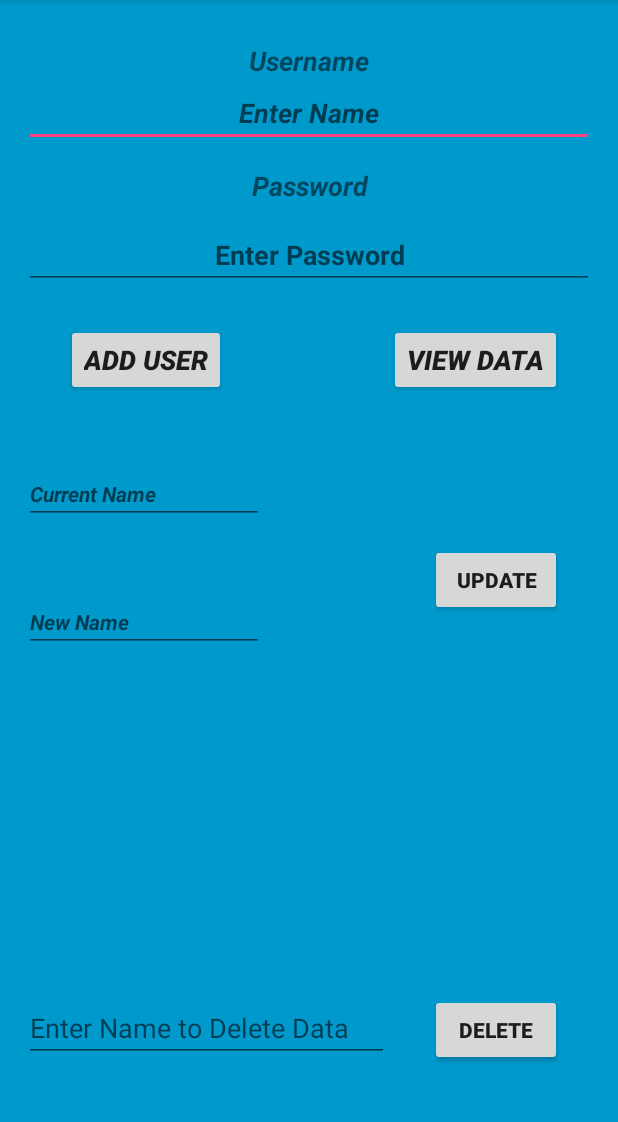
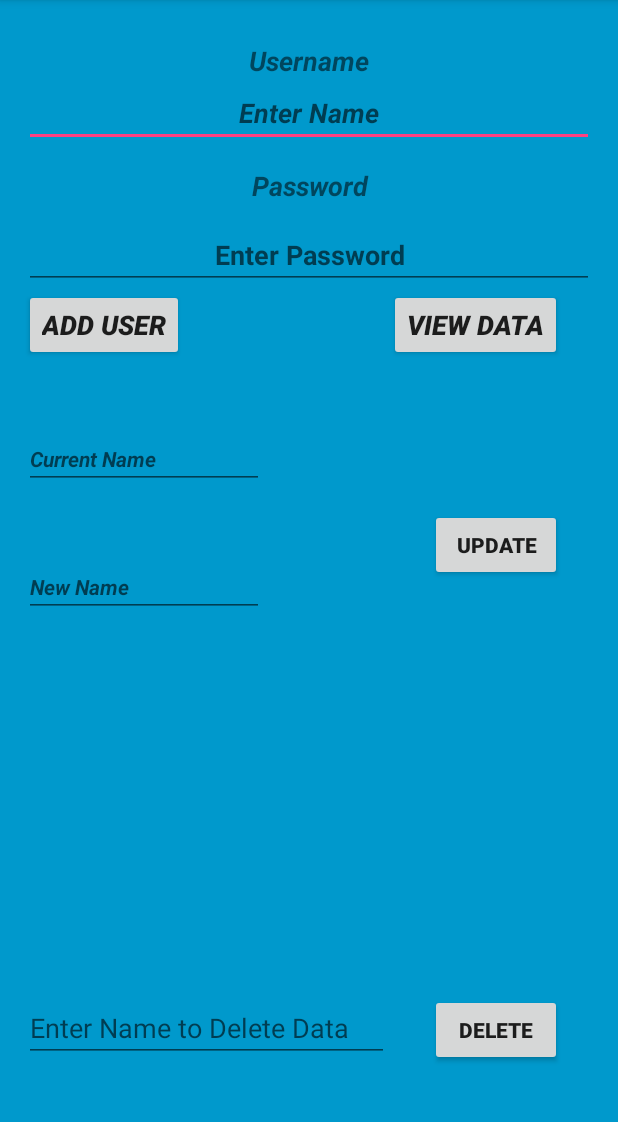
Before and after one commit to BoricMars/SQLiteInsert, an Android app: the screen it shows after launch (MainActivity), after a tap on "UPDATE", on a phone screen of 412 x 824 dp, the part 84-1206 px from its top. Run offline under Robolectric (Android 15) with nearby library versions, the phone set to English and light mode, and no system bars.

Commit message:
Final Commit

```diff
--- a/app/src/main/java/com/example/sqliteinsert/MainActivity.java
+++ b/app/src/main/java/com/example/sqliteinsert/MainActivity.java
@@ -13,14 +13,27 @@ public class MainActivity extends AppCompatActivity {
     EditText Name, Pass;
     myDbAdapter helper;
     Context context;
-    Button ShowData;
+    Button ShowData, addUser, btnUpdate, btnDelete;
+    EditText editOldField, editUpdateField, editDel;
+
     @Override
     protected void onCreate(Bundle savedInstanceState) {
         super.onCreate(savedInstanceState);
         setContentView(R.layout.activity_main);
+        context= getApplicationContext();
         Name= (EditText) findViewById(R.id.editName);
         Pass= (EditText) findViewById(R.id.editPass);
+        editOldField = (EditText) findViewById(R.id.editText3);
+        editUpdateField = (EditText) findViewById(R.id.editText5);
+        editDel = (EditText) findViewById(R.id.editText6);
         ShowData= (Button) findViewById(R.id.button2);
+        addUser= (Button) findViewById(R.id.button);
+        btnUpdate = (Button) findViewById(R.id.button3);
+        btnDelete = (Button) findViewById(R.id.button4);
+
+
+
+
         helper = new myDbAdapter(this);
 
         ShowData.setOnClickListener(new View.OnClickListener() {
@@ -31,16 +44,48 @@ public class MainActivity extends AppCompatActivity {
             }
         });
 
-        Button addUser = (Button) findViewById(R.id.button);
+        //Button addUser = (Button) findViewById(R.id.button);
         addUser.setOnClickListener(new View.OnClickListener() {
             @Override
             public void onClick(View view) {
-                addUser(view);
+                addUser(view, context);
             }
         });
+
+        //ButtonUpdateUser
+        btnUpdate.setOnClickListener(new View.OnClickListener(){
+
+            @Override
+            public void onClick(View view) {
+                try {
+                    String oldField = editOldField.getText().toString();
+                    String Update = editUpdateField.getText().toString();
+                    helper.UpdateData(oldField, Update);
+                    Toast.makeText(MainActivity.this, "Update Successful", Toast.LENGTH_SHORT).show();
+                }catch (Exception e){
+                    Toast.makeText(MainActivity.this, "Update Unsuccessful", Toast.LENGTH_SHORT).show();
+                }
+            }
+        });
+
+        btnDelete.setOnClickListener(new View.OnClickListener() {
+            @Override
+            public void onClick(View view) {
+                try{
+                    String name = editDel.getText().toString();
+                    helper.deleteData(name);
+                    Toast.makeText(MainActivity.this, "Delete Successful", Toast.LENGTH_SHORT).show();
+
+                }catch(Exception e){
+                    Toast.makeText(MainActivity.this, "Delete Unsuccessful", Toast.LENGTH_SHORT).show();
+                }
+            }
+        });
+
+
     }
 
-    public void addUser(View view)
+    public void addUser(View view, Context context)
     {
         Toast.makeText(this,"Running", Toast.LENGTH_LONG).show();
         String t1 = Name.getText().toString();
--- a/app/src/main/java/com/example/sqliteinsert/myDbAdapter.java
+++ b/app/src/main/java/com/example/sqliteinsert/myDbAdapter.java
@@ -5,8 +5,11 @@ import android.content.Context;
 import android.database.Cursor;
 import android.database.sqlite.SQLiteDatabase;
 import android.database.sqlite.SQLiteOpenHelper;
+import com.example.sqliteinsert.UserContract;
+import com.example.sqliteinsert.UserContract.Contract.UserEntity;
 
 import static com.example.sqliteinsert.UserContract.Contract.UserEntity.TABLE_NAME;
+import static com.example.sqliteinsert.UserContract.Contract.UserEntity.USER_NAME;
 
 public class myDbAdapter  {
 
@@ -22,7 +25,7 @@ public class myDbAdapter  {
         ContentValues contentValues = new ContentValues();
         contentValues.put(UserContract.Contract.UserEntity.USER_NAME, name);
         contentValues.put(UserContract.Contract.UserEntity.USER_PWD, password);
-        long id = db.insert(UserContract.Contract.DATABASE_NAME, null, contentValues);
+        long id = db.insert(UserContract.Contract.UserEntity.TABLE_NAME, null, contentValues);
         return id;
     }
 
@@ -33,10 +36,24 @@ public class myDbAdapter  {
         return data;
     }
 
+    public void UpdateData(String oldField, String newField){
+        SQLiteDatabase db = helper.getWritableDatabase();
+        String Query = "Update "+ TABLE_NAME + " set " + USER_NAME + " = '" + newField + "' where "+
+                USER_NAME + " = " + "'" + oldField + "'";
+        db.execSQL(Query);
+    }
+
+    public void deleteData(String Data){
+        SQLiteDatabase db = helper.getWritableDatabase();
+        String Query = "DELETE FROM " + TABLE_NAME + " WHERE " + USER_NAME +
+                " = " + "'" + Data + "'";
+        db.execSQL(Query);
+    }
+
     static class myDbHelper extends SQLiteOpenHelper {
         private static final String CREATE_TABLE = "CREATE TABLE " + TABLE_NAME + "("
-                + UserContract.Contract.UserEntity.UID + " INTEGER PRIMARY KEY AUTOINCREMENT ,"
-                + UserContract.Contract.UserEntity.USER_NAME + " VARCHAR(225), "
+                + UserContract.Contract.UserEntity.UID + " INTEGER PRIMARY KEY AUTOINCREMENT , "
+                + UserContract.Contract.UserEntity.USER_NAME + " VARCHAR(225) , "
                 + UserContract.Contract.UserEntity.USER_PWD + " VARCHAR(225));";
         private static final String DROP_TABLE = "DROP TABLE IF EXISTS "
                 + TABLE_NAME;
--- a/app/src/main/res/layout/activity_main.xml
+++ b/app/src/main/res/layout/activity_main.xml
@@ -50,21 +50,6 @@
         android:layout_alignParentEnd="true"
         android:gravity="center"
         android:hint="Enter Password" />
-
-    <Button
-        android:text="@string/add_user"
-        android:layout_width="wrap_content"
-        android:layout_height="wrap_content"
-        android:id="@+id/button"
-        android:textStyle="bold|italic"
-        android:textSize="18sp"
-        android:layout_marginLeft="28dp"
-        android:layout_marginStart="28dp"
-        android:layout_below="@+id/editPass"
-        android:layout_alignParentLeft="true"
-        android:layout_alignParentStart="true"
-        android:layout_marginTop="23dp"
-        android:onClick="addUser (MainActivity)" />
 
     <Button
         android:text="@string/update"
@@ -163,4 +148,16 @@
         android:layout_below="@+id/button"
         android:layout_alignParentLeft="true"
         android:layout_alignParentStart="true" />
+
+    <Button
+        android:text="@string/add_user"
+        android:layout_width="wrap_content"
+        android:layout_height="wrap_content"
+        android:id="@+id/button"
+        android:textStyle="bold|italic"
+        android:textSize="18sp"
+        android:onClick="addUser (MainActivity)"
+        android:layout_below="@+id/editPass"
+        android:layout_alignParentLeft="true"
+        android:layout_alignParentStart="true" />
 </RelativeLayout>
```
